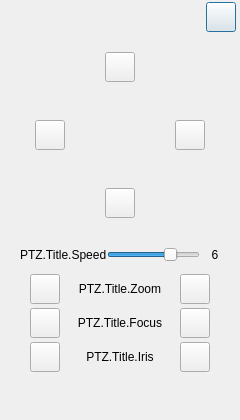
This is Student/forms/PTZWindow.ui in HaoYiTech/obs-studio as Qt 5 draws it before an edit. The edited form follows.
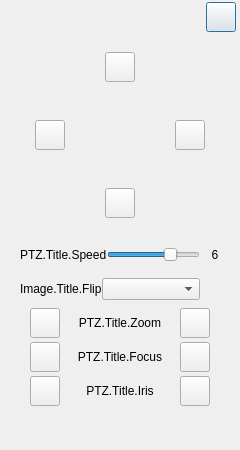
This is the edited form.

```diff
--- a/Student/forms/PTZWindow.ui
+++ b/Student/forms/PTZWindow.ui
@@ -7,7 +7,7 @@
     <x>0</x>
     <y>0</y>
     <width>240</width>
-    <height>420</height>
+    <height>450</height>
    </rect>
   </property>
   <property name="baseSize">
@@ -565,6 +565,57 @@
      </item>
     </layout>
    </item>
+   <item>
+    <layout class="QHBoxLayout" name="hori_flip">
+     <property name="leftMargin">
+      <number>20</number>
+     </property>
+     <property name="topMargin">
+      <number>5</number>
+     </property>
+     <property name="rightMargin">
+      <number>40</number>
+     </property>
+     <property name="bottomMargin">
+      <number>5</number>
+     </property>
+     <item>
+      <widget class="QLabel" name="titleFlip">
+       <property name="sizePolicy">
+        <sizepolicy hsizetype="Fixed" vsizetype="Fixed">
+         <horstretch>0</horstretch>
+         <verstretch>0</verstretch>
+        </sizepolicy>
+       </property>
+       <property name="minimumSize">
+        <size>
+         <width>40</width>
+         <height>24</height>
+        </size>
+       </property>
+       <property name="text">
+        <string>Image.Title.Flip</string>
+       </property>
+       <property name="alignment">
+        <set>Qt::AlignLeading|Qt::AlignLeft|Qt::AlignVCenter</set>
+       </property>
+      </widget>
+     </item>
+     <item>
+      <widget class="QComboBox" name="comboFlip">
+       <property name="minimumSize">
+        <size>
+         <width>0</width>
+         <height>20</height>
+        </size>
+       </property>
+       <property name="cursor">
+        <cursorShape>PointingHandCursor</cursorShape>
+       </property>
+      </widget>
+     </item>
+    </layout>
+   </item>
    <item>
     <layout class="QHBoxLayout" name="hori_zoom">
      <property name="spacing">
```
